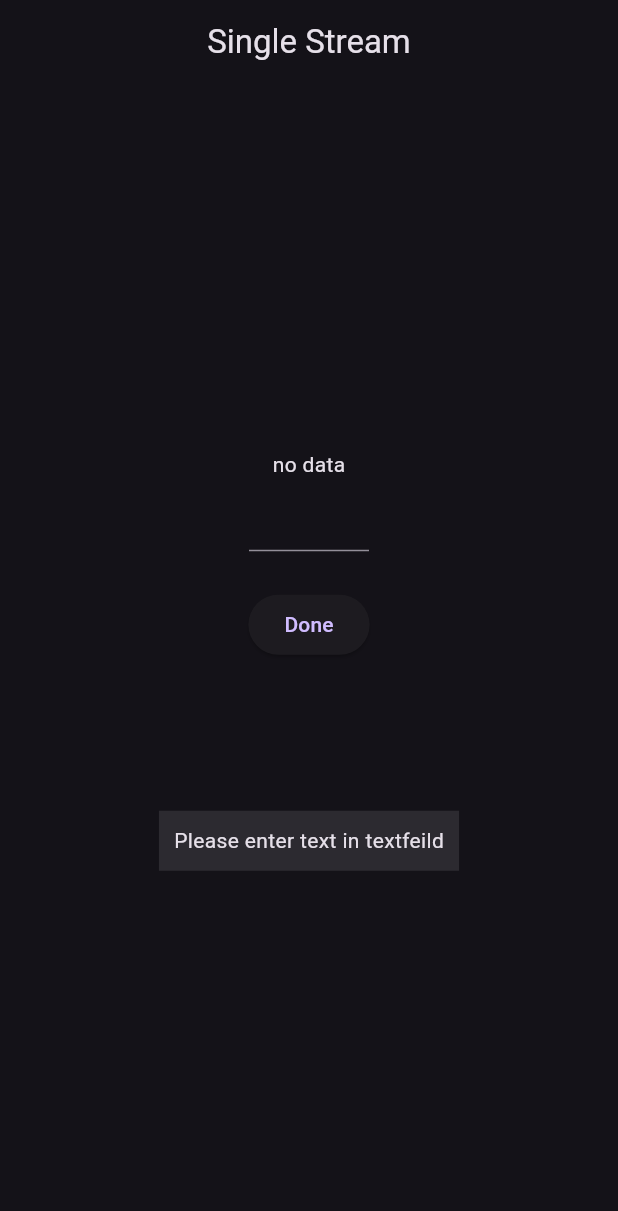
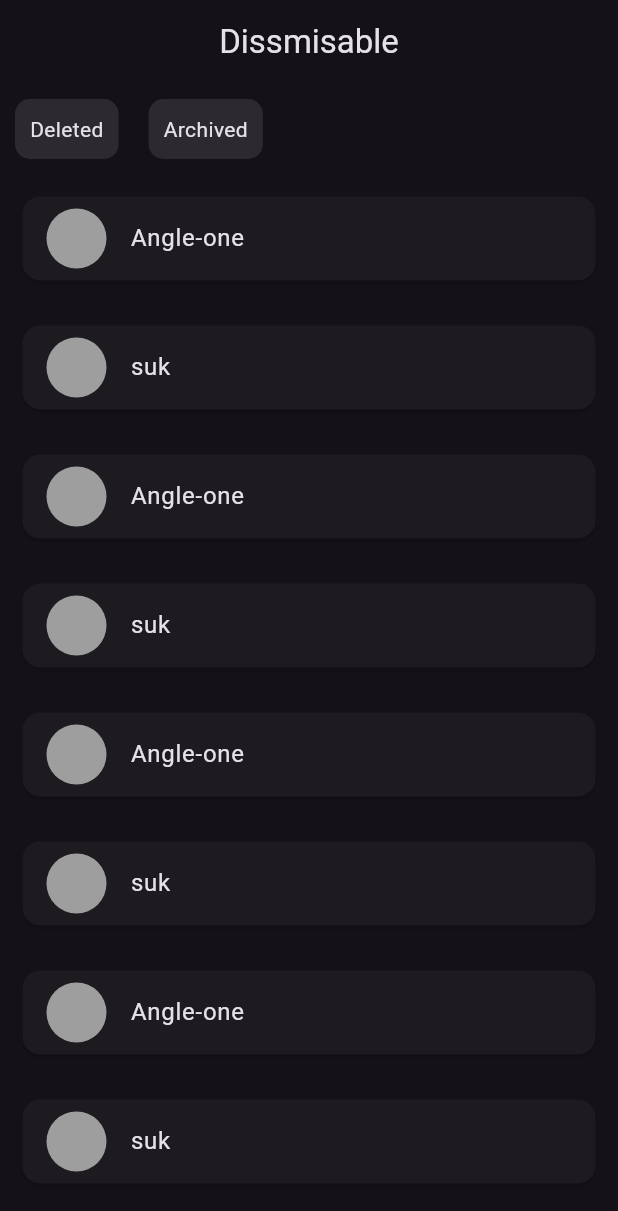
Before and after one commit to suraj-khot-19/Flutter_Advance, a Flutter app: the screen it shows after launch, on a phone screen of 412 x 824 dp. Shown: the top 1211 px of the screen. Run offline on Flutter 3.47's test engine with Material 3 defaults, Android fonts, the phone set to English and light mode, and no system bars.

```diff
--- /dev/null
+++ b/flutter_advance/lib/4_dismissible/flutter_dismissble.dart
@@ -0,0 +1,163 @@
+import 'package:flutter/material.dart';
+import 'package:flutter_advance/4_dismissible/screens/archived.dart';
+import 'package:flutter_advance/4_dismissible/screens/deleted.dart';
+import 'package:flutter_advance/4_dismissible/widget/container_with_title.dart';
+
+class FlutterDismissble extends StatefulWidget {
+  const FlutterDismissble({super.key});
+
+  @override
+  State<FlutterDismissble> createState() => _FlutterDismissbleState();
+}
+
+class _FlutterDismissbleState extends State<FlutterDismissble>
+    with SingleTickerProviderStateMixin {
+  List<String> emails = [
+    "Angle-one",
+    "suk",
+    "Angle-one",
+    "suk",
+    "Angle-one",
+    "suk",
+    "Angle-one",
+    "suk",
+  ];
+  List<String> archived = [];
+  List<String> deleted = [];
+
+  @override
+  Widget build(BuildContext context) {
+    return Scaffold(
+      appBar: AppBar(
+        title: const Text("Dissmisable"),
+        centerTitle: true,
+      ),
+      body: Column(
+        crossAxisAlignment: CrossAxisAlignment.start,
+        children: [
+          Row(
+            children: [
+              InkWell(
+                onTap: () => Navigator.push(
+                    context,
+                    MaterialPageRoute(
+                        builder: (context) => Deleted(
+                              deleted: deleted,
+                              emails: emails,
+                            ))),
+                child: const ContainerWithTitle(
+                  title: "Deleted",
+                ),
+              ),
+              InkWell(
+                onTap: () => Navigator.push(
+                    context,
+                    MaterialPageRoute(
+                        builder: (context) => Archived(archived: archived))),
+                child: const ContainerWithTitle(
+                  title: "Archived",
+                ),
+              ),
+            ],
+          ),
+          Expanded(
+            child: ListView.builder(
+              itemCount: emails.length,
+              itemBuilder: (context, index) {
+                return Card(
+                  margin:
+                      const EdgeInsets.symmetric(horizontal: 15, vertical: 15),
+                  child: Dismissible(
+                    key: Key(emails[index]),
+                    //background for left->right
+                    background: Container(
+                      padding: const EdgeInsets.only(left: 5),
+                      decoration: BoxDecoration(
+                          color: Colors.green,
+                          borderRadius: BorderRadius.circular(15)),
+                      child: const Align(
+                          alignment: Alignment.centerLeft,
+                          child: Icon(Icons.archive_outlined)),
+                    ),
+                    //background for right -> left
+                    secondaryBackground: Container(
+                      padding: const EdgeInsets.only(right: 5),
+                      decoration: BoxDecoration(
+                          color: const Color.fromARGB(255, 255, 17, 0),
+                          borderRadius: BorderRadius.circular(15)),
+                      child: const Align(
+                          alignment: Alignment.centerRight,
+                          child: Icon(Icons.delete_forever_outlined)),
+                    ),
+                    onDismissed: (direction) {
+                      String removedEmail = emails[index];
+                      setState(() {
+                        emails.removeAt(index);
+                      });
+                      //left->right
+                      if (direction == DismissDirection.startToEnd) {
+                        setState(() {
+                          archived.add(removedEmail);
+                        });
+                        ScaffoldMessenger.of(context).showSnackBar(
+                          SnackBar(
+                            backgroundColor: Colors.green,
+                            duration: const Duration(seconds: 3),
+                            content: Text(
+                              "${emails[index]} archived",
+                              style: const TextStyle(color: Colors.white),
+                            ),
+                            action: SnackBarAction(
+                                label: "Undo",
+                                onPressed: () {
+                                  setState(() {
+                                    emails.insert(index, removedEmail);
+                                    archived.remove(removedEmail);
+                                  });
+                                }),
+                          ),
+                        );
+                      }
+                      //right to left
+                      if (direction == DismissDirection.endToStart) {
+                        setState(() {
+                          deleted.add(removedEmail);
+                        });
+                        ScaffoldMessenger.of(context).showSnackBar(
+                          SnackBar(
+                            duration: const Duration(seconds: 3),
+                            backgroundColor: Colors.red,
+                            content: Text(
+                              "${emails[index]} deleted",
+                              style: const TextStyle(color: Colors.black),
+                            ),
+                            action: SnackBarAction(
+                                label: "Undo",
+                                onPressed: () {
+                                  setState(() {
+                                    emails.insert(index, removedEmail);
+                                    deleted.remove(removedEmail);
+                                  });
+                                }),
+                          ),
+                        );
+                      }
+                    },
+
+                    ///returning
+                    child: ListTile(
+                      leading: const CircleAvatar(
+                        backgroundColor: Colors.grey,
+                      ),
+                      title: Text(emails[index].toString()),
+                    ),
+                  ),
+                );
+              },
+            ),
+          ),
+        ],
+      ),
+    );
+  }
+}
--- /dev/null
+++ b/flutter_advance/lib/4_dismissible/screens/archived.dart
@@ -0,0 +1,34 @@
+import 'package:flutter/material.dart';
+
+class Archived extends StatefulWidget {
+  final List<String> archived;
+  const Archived({super.key, required this.archived});
+
+  @override
+  State<Archived> createState() => _ArchivedState();
+}
+
+class _ArchivedState extends State<Archived> {
+  @override
+  Widget build(BuildContext context) {
+    return Scaffold(
+      appBar: AppBar(
+        title: const Text("Archived"),
+      ),
+      body: ListView.builder(
+        itemCount: widget.archived.length,
+        itemBuilder: (context, index) {
+          return Card(
+            margin: const EdgeInsets.all(15),
+            child: ListTile(
+              leading: const CircleAvatar(
+                backgroundColor: Colors.grey,
+              ),
+              title: Text(widget.archived[index]),
+            ),
+          );
+        },
+      ),
+    );
+  }
+}
--- /dev/null
+++ b/flutter_advance/lib/4_dismissible/screens/deleted.dart
@@ -0,0 +1,46 @@
+import 'package:flutter/material.dart';
+
+class Deleted extends StatefulWidget {
+  final List<String> deleted;
+  final List<String> emails;
+  const Deleted({super.key, required this.deleted, required this.emails});
+
+  @override
+  State<Deleted> createState() => _DeletedState();
+}
+
+class _DeletedState extends State<Deleted> {
+  @override
+  Widget build(BuildContext context) {
+    return Scaffold(
+      appBar: AppBar(
+        title: const Text("Deleted"),
+      ),
+      body: ListView.builder(
+        itemCount: widget.deleted.length,
+        itemBuilder: (context, index) {
+          return Card(
+            margin: const EdgeInsets.all(15),
+            child: Dismissible(
+              key: Key(widget.emails[index]),
+              direction: DismissDirection.horizontal,
+              onDismissed: (direction) {
+                String deletedString = widget.deleted[index];
+                setState(() {
+                  widget.emails.insert(index, deletedString);
+                  widget.deleted.remove(deletedString);
+                });
+              },
+              child: ListTile(
+                leading: const CircleAvatar(
+                  backgroundColor: Colors.grey,
+                ),
+                title: Text(widget.deleted[index]),
+              ),
+            ),
+          );
+        },
+      ),
+    );
+  }
+}
--- /dev/null
+++ b/flutter_advance/lib/4_dismissible/widget/container_with_title.dart
@@ -0,0 +1,17 @@
+import 'package:flutter/material.dart';
+
+class ContainerWithTitle extends StatelessWidget {
+  final String title;
+  const ContainerWithTitle({super.key, required this.title});
+
+  @override
+  Widget build(BuildContext context) {
+    return Container(
+      padding: const EdgeInsets.all(10),
+      margin: const EdgeInsets.all(10),
+      decoration: BoxDecoration(
+          color: Colors.white10, borderRadius: BorderRadius.circular(10)),
+      child: Text(title),
+    );
+  }
+}
--- a/flutter_advance/lib/main.dart
+++ b/flutter_advance/lib/main.dart
@@ -3,6 +3,8 @@
 import 'package:flutter/material.dart';
 import 'package:flutter_advance/1_stream/flutter_stream.dart';
 import 'package:flutter_advance/2_broadcasting_stream/flutter_multi_stream.dart';
+import 'package:flutter_advance/3_snack_bar/flutter_snack_bar.dart';
+import 'package:flutter_advance/4_dismissible/flutter_dismissble.dart';
 
 void main() {
   runApp(const MyApp());
@@ -19,8 +21,10 @@ class MyApp extends StatelessWidget {
         useMaterial3: true,
         brightness: Brightness.dark,
       ),
-      home: const FlutterStream(),
+      // home: const FlutterStream(),
       // home: const FlutterMultiStream(),
+      // home: const FlutterSnackBar(),
+      home: const FlutterDismissble(),
     );
   }
 }
```
Also changed, not shown: flutter_advance/lib/3_snack_bar/flutter_snack_bar.dart (added, +44 -0 lines).
